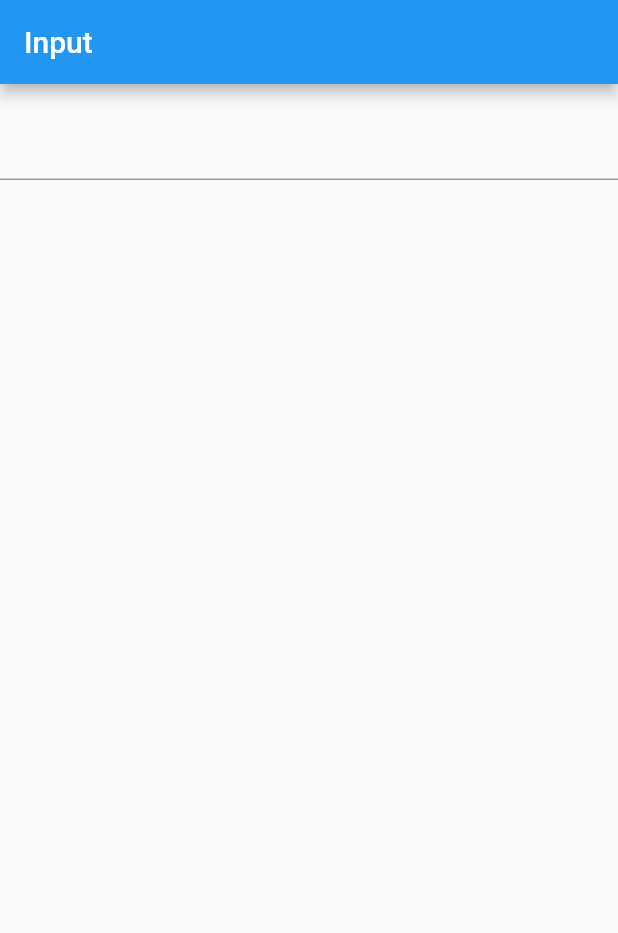
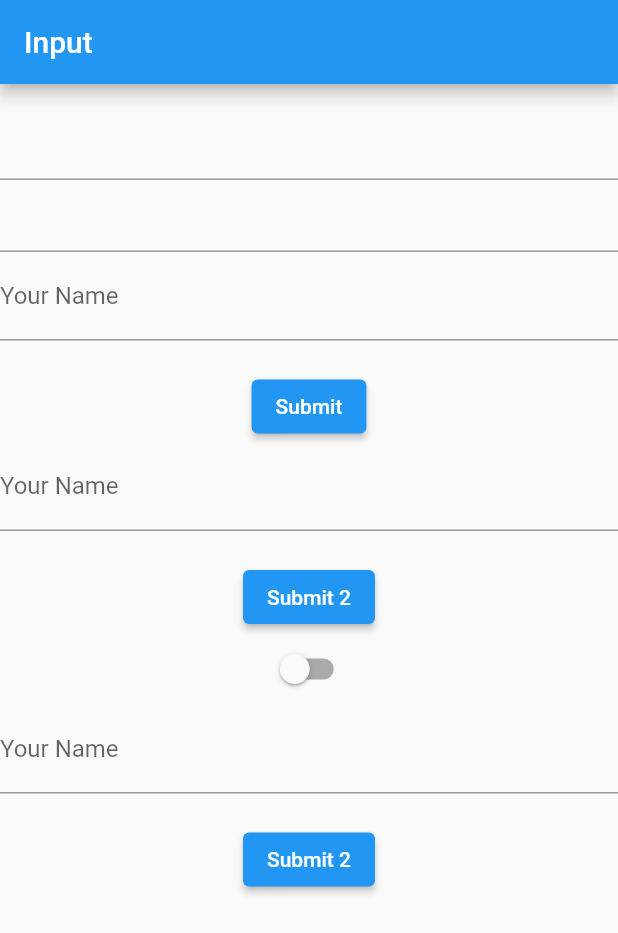
Before and after one commit to dzulfikar68/learn-flutter, a Flutter app: the screen it shows after launch, on a phone screen of 412 x 824 dp. Shown: the top 933 px of the screen. Run offline on Flutter 3.47's test engine with Material 2 defaults, Android fonts, the phone set to English and light mode, and no system bars.

Commit message:
input and switch

```diff
--- a/hello_world/lib/input.dart
+++ b/hello_world/lib/input.dart
@@ -7,6 +7,7 @@ class InputScreen extends StatefulWidget {
 
 class _InputScreenState extends State<InputScreen> {
   String _name = "";
+  var _controller = TextEditingController();
 
   @override
   Widget build(BuildContext context) {
@@ -21,8 +22,126 @@ class _InputScreenState extends State<InputScreen> {
             onChanged: (String value) => setState(() => _name = value),
             onSubmitted: (value) => {},
           ),
+          TextField(
+            controller: _controller,
+          ),
+          InputImplementation(),
+          InputControlImplementation()
         ],
       ),
     );
   }
+
+  @override
+  void dispose() {
+    _controller.dispose();
+    super.dispose();
+  }
 }
+
+class InputControlImplementation extends StatefulWidget {
+  @override
+  _InputControlImplementationState createState() {
+    return _InputControlImplementationState();
+  }
+}
+
+class _InputControlImplementationState
+    extends State<InputControlImplementation> {
+  TextEditingController _controller = TextEditingController();
+
+  @override
+  void dispose() {
+    _controller.dispose();
+    super.dispose();
+  }
+
+  @override
+  Widget build(BuildContext context) {
+    return Column(
+      children: [
+        TextField(
+          decoration: InputDecoration(
+            hintText: "Write your name here...",
+            labelText: "Your Name",
+          ),
+          controller: _controller,
+        ),
+        SizedBox(
+          height: 20,
+        ),
+        ElevatedButton(
+          onPressed: () => {
+            showDialog(
+                context: context,
+                builder: (context) {
+                  return AlertDialog(
+                    content: Text("Hello, ${_controller.text}"),
+                  );
+                })
+          },
+          child: Text("Submit 2"),
+        ),
+      ],
+    );
+  }
+}
+
+class InputImplementation extends StatefulWidget {
+  @override
+  _InputImplementationState createState() {
+    return _InputImplementationState();
+  }
+}
+
+class _InputImplementationState extends State<InputImplementation> {
+  String _name = "";
+  bool lightOn = false;
+
+  @override
+  Widget build(BuildContext context) {
+    return Column(
+      children: [
+        TextField(
+          decoration: InputDecoration(
+            hintText: "Write your name here...",
+            labelText: "Your Name",
+          ),
+          onChanged: (String value) => setState(() {
+            _name = value;
+          }),
+        ),
+        SizedBox(
+          height: 20,
+        ),
+        ElevatedButton(
+          onPressed: () => {
+            showDialog(
+                context: context,
+                builder: (context) {
+                  return AlertDialog(
+                    content: Text("Hello, $_name"),
+                  );
+                })
+          },
+          child: Text("Submit"),
+        ),
+        InputControlImplementation(),
+        Switch(
+            value: lightOn,
+            onChanged: (bool value) {
+              setState(() {
+                lightOn = value;
+              });
+
+              ScaffoldMessenger.of(context).showSnackBar(
+                SnackBar(
+                  content: Text(lightOn ? "Light On" : "Light Off"),
+                  duration: Duration(seconds: 1),
+                ),
+              );
+            })
+      ],
+    );
+  }
+}
```
